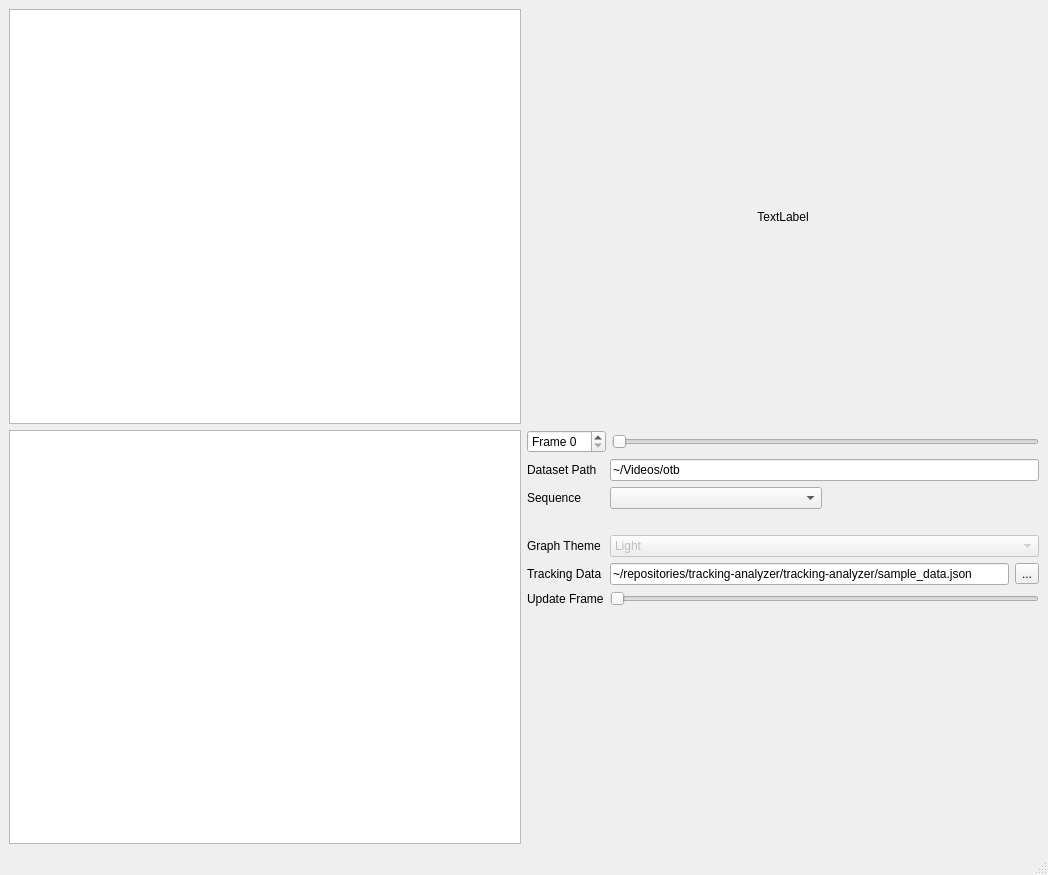
Qt form tracking-analyzer/gui/main_window.ui (brobeson/tracking-analyzer) before a commit.
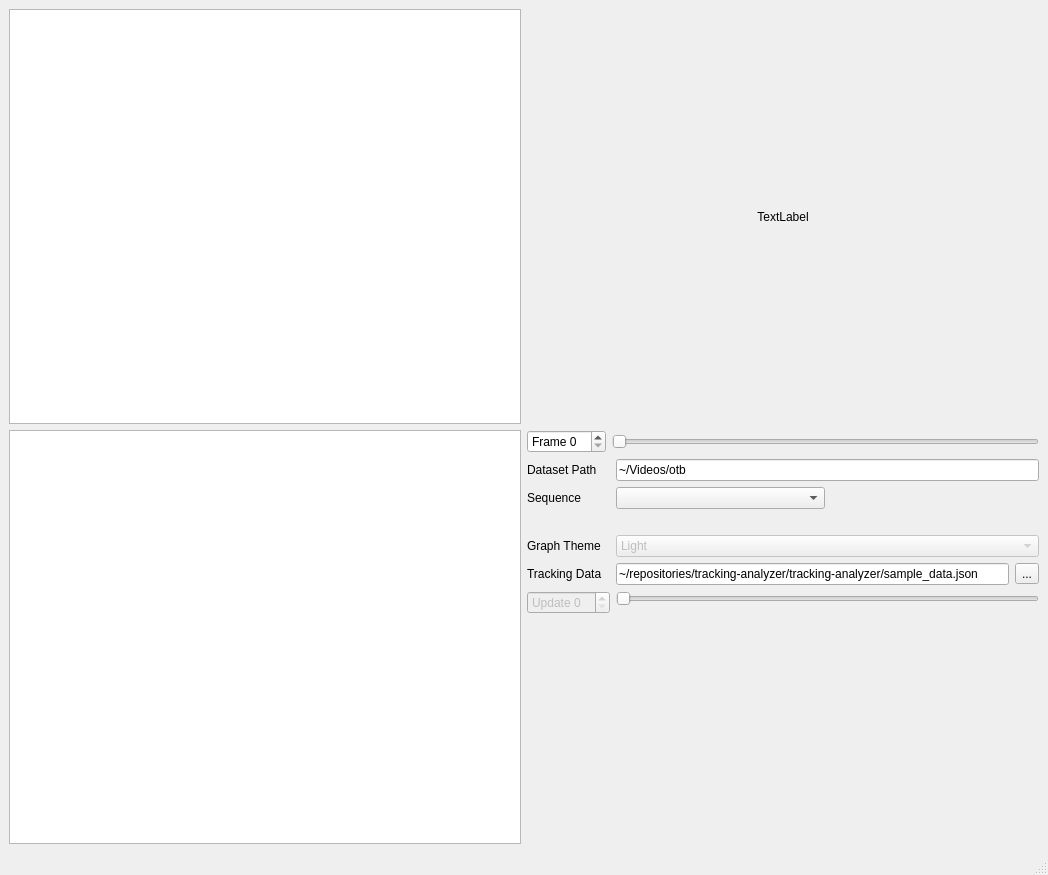
The same form after that commit. Icons and pictures are not drawn. Custom widgets are drawn as their Qt base class.

Commit message:
Change the update control label
I changed the QLabel to a QSpinBox. It behaves the same way
as the frame number spin box.

Diff of the .ui file:
```diff
--- a/tracking-analyzer/gui/main_window.ui
+++ b/tracking-analyzer/gui/main_window.ui
@@ -186,9 +186,12 @@
          </widget>
         </item>
         <item row="5" column="0">
-         <widget class="QLabel" name="label">
-          <property name="text">
-           <string>Update Frame</string>
+         <widget class="QSpinBox" name="update_frame_number">
+          <property name="enabled">
+           <bool>false</bool>
+          </property>
+          <property name="prefix">
+           <string>Update </string>
           </property>
          </widget>
         </item>
```
The commit also changes 1 other file.
